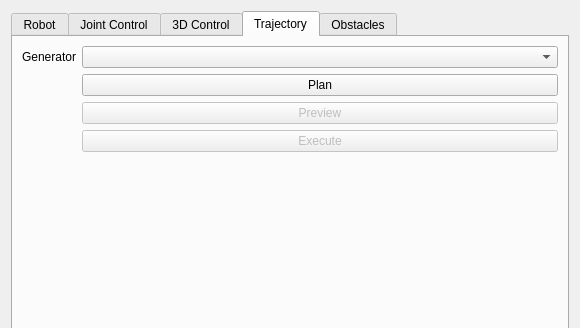
rosmed/slicer_ros2_module, file ROS2MotionControl/Resources/UI/ROS2MotionControl.ui: the form before one commit; both pictures show x 0 to 580 and y 0 to 328 of the 580 by 1162 pixel window.
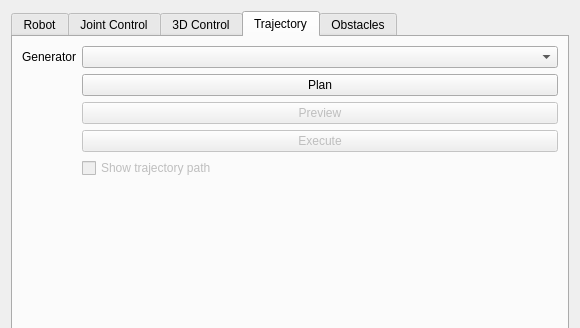
The form after the commit. The open tabs and pages were chosen to show the change. Custom widgets are drawn as their Qt base class.

Commit message: feat: add trajectory path visualization and UI checkbox for planned trajectories

What changed in the file:
```diff
--- a/ROS2MotionControl/Resources/UI/ROS2MotionControl.ui
+++ b/ROS2MotionControl/Resources/UI/ROS2MotionControl.ui
@@ -384,6 +384,16 @@
          </property>
         </widget>
        </item>
+       <item row="4" column="1">
+        <widget class="QCheckBox" name="showTrajectoryPathCheckBox">
+         <property name="enabled">
+          <bool>false</bool>
+         </property>
+         <property name="text">
+          <string>Show trajectory path</string>
+         </property>
+        </widget>
+       </item>
       </layout>
      </widget>
      <widget class="QWidget" name="obstaclesTab">
```
The commit also changes 3 other files.
